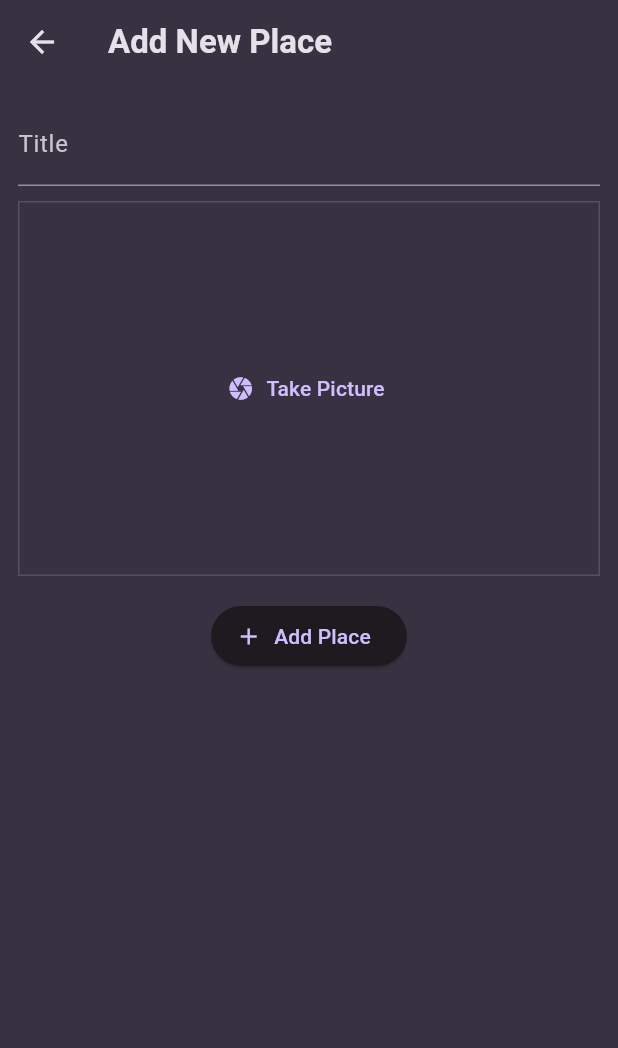
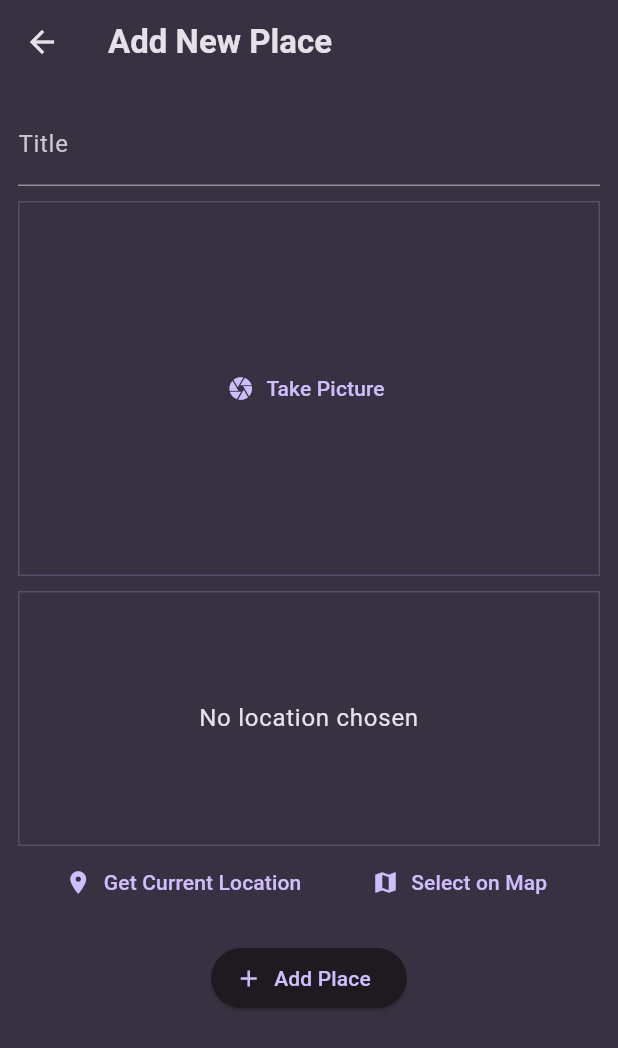
Before and after one commit to weas3ls/flutter-favorite-places, a Flutter app: the AddPlaceScreen screen opened directly, on a phone screen of 412 x 824 dp. Shown: the top 1048 px of the screen. Run offline on Flutter 3.47's test engine with Material 3 defaults, Android fonts, the phone set to English and light mode, and no system bars; our stand-ins replace flutter_riverpod, google_fonts, image_picker, location.

Commit message:
implement location input screen

```diff
--- a/lib/screens/add_place.dart
+++ b/lib/screens/add_place.dart
@@ -6,6 +6,7 @@ import 'package:flutter_riverpod/flutter_riverpod.dart';
 
 import 'package:favorite_places/providers/user_places.dart';
 import 'package:favorite_places/widgets/image_input.dart';
+import 'package:favorite_places/widgets/location_input.dart';
 
 class AddPlaceScreen extends ConsumerStatefulWidget {
   const AddPlaceScreen({super.key});
@@ -61,6 +62,8 @@ class _AddPlaceScreen extends ConsumerState<AddPlaceScreen> {
                 _selectedImage = image;
               },
             ),
+            const SizedBox(height: 10),
+            const LocationInput(),
             const SizedBox(height: 16),
             ElevatedButton.icon(
               onPressed: _savePlace,
--- /dev/null
+++ b/lib/widgets/location_input.dart
@@ -0,0 +1,102 @@
+import 'package:flutter/material.dart';
+
+import 'package:location/location.dart';
+
+class LocationInput extends StatefulWidget {
+  const LocationInput({super.key});
+
+  @override
+  State<LocationInput> createState() {
+    return _LocationInputState();
+  }
+}
+
+class _LocationInputState extends State<LocationInput> {
+  Location? _pickedLocation;
+  bool _isGettingLocation = false;
+
+  void _getCurrentLocation() async {
+    Location location = Location();
+
+    bool serviceEnabled;
+    PermissionStatus permissionGranted;
+    LocationData locationData;
+
+    serviceEnabled = await location.serviceEnabled();
+    if (!serviceEnabled) {
+      serviceEnabled = await location.requestService();
+      if (!serviceEnabled) {
+        return;
+      }
+    }
+
+    permissionGranted = await location.hasPermission();
+    if (permissionGranted == PermissionStatus.denied) {
+      permissionGranted = await location.requestPermission();
+      if (permissionGranted != PermissionStatus.granted) {
+        return;
+      }
+    }
+
+    setState(() {
+      _isGettingLocation = true;
+    });
+
+    locationData = await location.getLocation();
+
+    setState(() {
+      _isGettingLocation = false;
+    });
+
+    print(locationData.latitude);
+    print(locationData.longitude);
+  }
+
+  @override
+  Widget build(BuildContext context) {
+    Widget previewContent = Text(
+      'No location chosen',
+      textAlign: TextAlign.center,
+      style: Theme.of(context)
+          .textTheme
+          .bodyLarge!
+          .copyWith(color: Theme.of(context).colorScheme.onSurface),
+    );
+
+    if (_isGettingLocation) {
+      previewContent = const CircularProgressIndicator();
+    }
+
+    return Column(
+      children: [
+        Container(
+          height: 170,
+          width: double.infinity,
+          alignment: Alignment.center,
+          decoration: BoxDecoration(
+            border: Border.all(
+              width: 1,
+              color: Theme.of(context).colorScheme.primary.withOpacity(0.2),
+            ),
+          ),
+          child: previewContent,
+        ),
+        Row(
+          mainAxisAlignment: MainAxisAlignment.spaceEvenly,
+          children: [
+            TextButton.icon(
+              onPressed: _getCurrentLocation,
+              label: const Text('Get Current Location'),
+              icon: const Icon(Icons.location_on),
+            ),
+            TextButton.icon(
+              onPressed: () {},
+              label: const Text('Select on Map'),
+              icon: const Icon(Icons.map),
+            ),
+          ],
+        )
+      ],
+    );
+  }
+}
--- a/pubspec.yaml
+++ b/pubspec.yaml
@@ -39,6 +39,7 @@ dependencies:
   uuid: ^4.4.2
   flutter_riverpod: ^2.5.1
   image_picker: ^1.1.2
+  location: ^7.0.0
 
 dev_dependencies:
   flutter_test:
```
Also changed, not shown: pubspec.lock, 3 other files.
